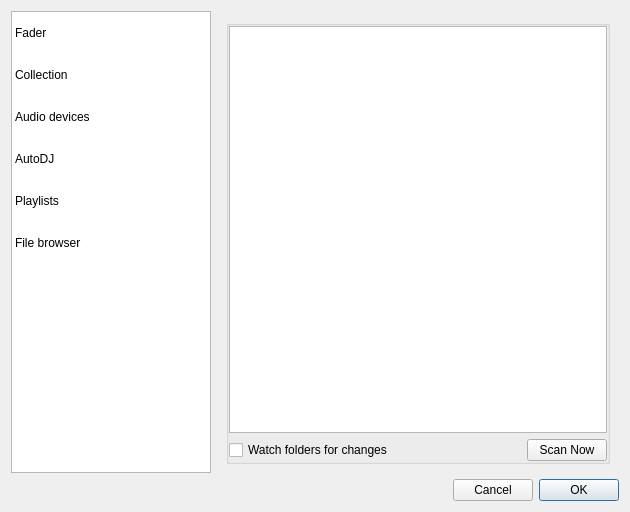
This is src/settingsdialog.ui in knowthelist/knowthelist as Qt 5 draws it before an edit. The edited form follows.
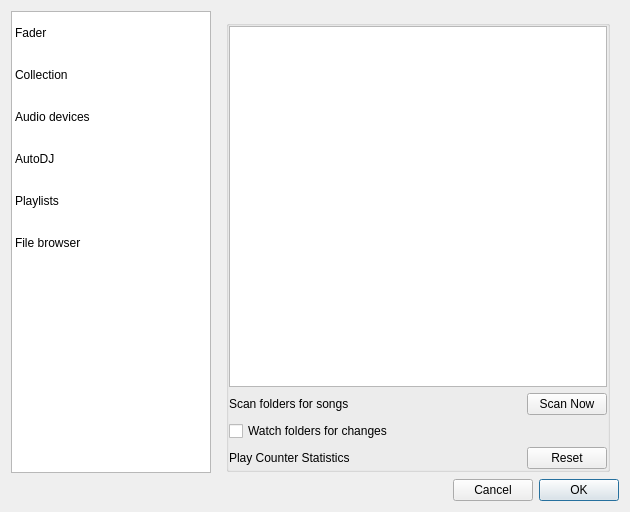
This is the edited form. The open tabs and pages were chosen to show the change.

Commit message: Added play counter

Diff of the .ui file:
```diff
--- a/src/settingsdialog.ui
+++ b/src/settingsdialog.ui
@@ -338,6 +338,9 @@
        </widget>
        <widget class="QWidget" name="page_3">
         <layout class="QVBoxLayout" name="verticalLayout_3">
+         <property name="bottomMargin">
+          <number>1</number>
+         </property>
          <item>
           <widget class="QGroupBox" name="groupBox">
            <property name="toolTip">
@@ -354,8 +357,8 @@
              <widget class="QTreeView" name="collectionsTreeView"/>
             </item>
             <item>
-             <layout class="QHBoxLayout" name="horizontalLayout">
-              <item>
+             <layout class="QGridLayout" name="gridLayout">
+              <item row="2" column="0">
                <widget class="QCheckBox" name="chkMonitor">
                 <property name="toolTip">
                  <string>Scan for new files and update the music collection</string>
@@ -365,7 +368,7 @@
                 </property>
                </widget>
               </item>
-              <item>
+              <item row="1" column="1">
                <widget class="QPushButton" name="pushScanNow">
                 <property name="sizePolicy">
                  <sizepolicy hsizetype="Fixed" vsizetype="Fixed">
@@ -373,6 +376,12 @@
                   <verstretch>0</verstretch>
                  </sizepolicy>
                 </property>
+                <property name="maximumSize">
+                 <size>
+                  <width>16777215</width>
+                  <height>16777215</height>
+                 </size>
+                </property>
                 <property name="layoutDirection">
                  <enum>Qt::LeftToRight</enum>
                 </property>
@@ -381,6 +390,27 @@
                 </property>
                </widget>
               </item>
+              <item row="1" column="0">
+               <widget class="QLabel" name="label_12">
+                <property name="text">
+                 <string>Scan folders for songs</string>
+                </property>
+               </widget>
+              </item>
+              <item row="3" column="0">
+               <widget class="QLabel" name="label_13">
+                <property name="text">
+                 <string>Play Counter Statistics</string>
+                </property>
+               </widget>
+              </item>
+              <item row="3" column="1">
+               <widget class="QPushButton" name="pushResetStats">
+                <property name="text">
+                 <string>Reset</string>
+                </property>
+               </widget>
+              </item>
              </layout>
             </item>
            </layout>
```
Left out of the diff: 2 changed lines with no effect on the pictures. The commit also changes 22 other files.
